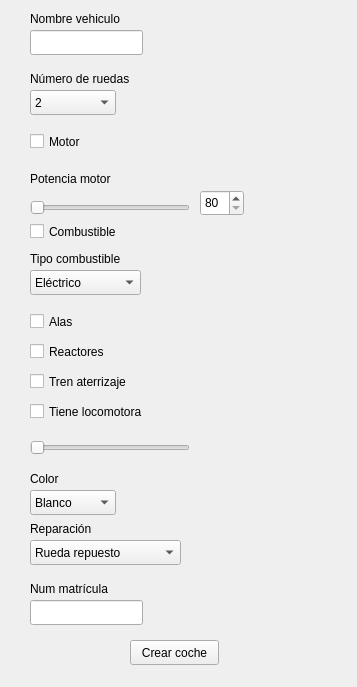
Qt form crearvehiculoui.ui (dcontt00/ac-practica2) before a commit.
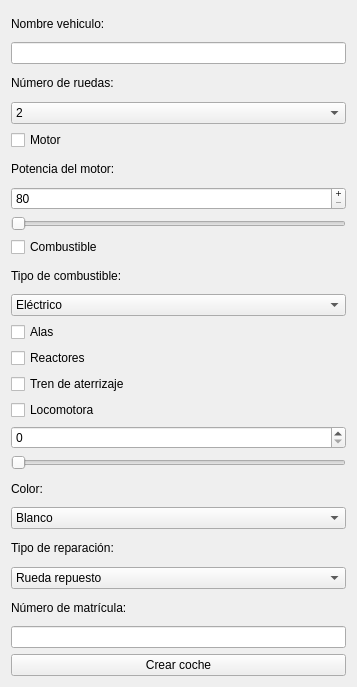
The same form after that commit.

Commit message: Modificada la estetica de la ventana de creación

Diff of the .ui file:
```diff
--- a/crearvehiculoui.ui
+++ b/crearvehiculoui.ui
@@ -13,99 +13,26 @@
   <property name="windowTitle">
    <string>Form</string>
   </property>
-  <widget class="QSlider" name="horizontalSliderMotor">
-   <property name="geometry">
-    <rect>
-     <x>30</x>
-     <y>200</y>
-     <width>160</width>
-     <height>16</height>
-    </rect>
-   </property>
-   <property name="minimum">
-    <number>80</number>
-   </property>
-   <property name="maximum">
-    <number>450</number>
-   </property>
-   <property name="orientation">
-    <enum>Qt::Horizontal</enum>
-   </property>
-  </widget>
-  <widget class="QSpinBox" name="spinBoxMotor">
-   <property name="geometry">
-    <rect>
-     <x>200</x>
-     <y>190</y>
-     <width>44</width>
-     <height>26</height>
-    </rect>
-   </property>
-   <property name="minimum">
-    <number>80</number>
-   </property>
-   <property name="maximum">
-    <number>450</number>
-   </property>
-  </widget>
-  <widget class="QLabel" name="labelMotor">
-   <property name="geometry">
-    <rect>
-     <x>30</x>
-     <y>170</y>
-     <width>111</width>
-     <height>17</height>
-    </rect>
-   </property>
-   <property name="text">
-    <string>Potencia motor</string>
-   </property>
-  </widget>
+  <layout class="QVBoxLayout" name="verticalLayout">
+   <item>
   <widget class="QLabel" name="labelNombre">
-   <property name="geometry">
-    <rect>
-     <x>30</x>
-     <y>10</y>
-     <width>121</width>
-     <height>17</height>
-    </rect>
-   </property>
    <property name="text">
-    <string>Nombre vehiculo</string>
-   </property>
-  </widget>
-  <widget class="QLineEdit" name="lineEditNombre">
-   <property name="geometry">
-    <rect>
-     <x>30</x>
-     <y>30</y>
-     <width>113</width>
-     <height>25</height>
-    </rect>
-   </property>
-  </widget>
+      <string>Nombre vehiculo:</string>
+     </property>
+    </widget>
+   </item>
+   <item>
+    <widget class="QLineEdit" name="lineEditNombre"/>
+   </item>
+   <item>
   <widget class="QLabel" name="labelRuedas">
-   <property name="geometry">
-    <rect>
-     <x>30</x>
-     <y>70</y>
-     <width>131</width>
-     <height>17</height>
-    </rect>
-   </property>
    <property name="text">
-    <string>Número de ruedas</string>
-   </property>
-  </widget>
+      <string>Número de ruedas:</string>
+     </property>
+    </widget>
+   </item>
+   <item>
   <widget class="QComboBox" name="comboBoxRuedas">
-   <property name="geometry">
-    <rect>
-     <x>30</x>
-     <y>90</y>
-     <width>86</width>
-     <height>25</height>
-    </rect>
-   </property>
    <item>
     <property name="text">
      <string>2</string>
@@ -132,41 +59,63 @@
     </property>
    </item>
   </widget>
+   </item>
+   <item>
   <widget class="QCheckBox" name="checkBoxMotor">
-   <property name="geometry">
-    <rect>
-     <x>30</x>
-     <y>130</y>
-     <width>92</width>
-     <height>23</height>
-    </rect>
-   </property>
    <property name="text">
     <string>Motor</string>
    </property>
   </widget>
+   </item>
+   <item>
+    <widget class="QLabel" name="labelMotor">
+     <property name="text">
+      <string>Potencia del motor:</string>
+     </property>
+    </widget>
+   </item>
+   <item>
+    <widget class="QSpinBox" name="spinBoxMotor">
+     <property name="buttonSymbols">
+      <enum>QAbstractSpinBox::PlusMinus</enum>
+     </property>
+     <property name="minimum">
+      <number>80</number>
+     </property>
+     <property name="maximum">
+      <number>450</number>
+     </property>
+    </widget>
+   </item>
+   <item>
+    <widget class="QSlider" name="horizontalSliderMotor">
+     <property name="minimum">
+      <number>80</number>
+     </property>
+     <property name="maximum">
+      <number>450</number>
+     </property>
+     <property name="orientation">
+      <enum>Qt::Horizontal</enum>
+     </property>
+    </widget>
+   </item>
+   <item>
   <widget class="QCheckBox" name="checkBoxCombustible">
-   <property name="geometry">
-    <rect>
-     <x>30</x>
-     <y>220</y>
-     <width>111</width>
-     <height>23</height>
-    </rect>
-   </property>
    <property name="text">
     <string>Combustible</string>
    </property>
   </widget>
+   </item>
+   <item>
+    <widget class="QLabel" name="labelCombustible">
+     <property name="text">
+      <string>Tipo de combustible:</string>
+     </property>
+    </widget>
+   </item>
+   <item>
   <widget class="QComboBox" name="comboBoxCombustible">
-   <property name="geometry">
-    <rect>
-     <x>30</x>
-     <y>270</y>
-     <width>111</width>
-     <height>25</height>
-    </rect>
-   </property>
    <item>
     <property name="text">
      <string>Eléctrico</string>
@@ -193,41 +142,60 @@
     </property>
    </item>
   </widget>
-  <widget class="QLabel" name="labelCombustible">
-   <property name="geometry">
-    <rect>
-     <x>30</x>
-     <y>250</y>
-     <width>121</width>
-     <height>17</height>
-    </rect>
-   </property>
+   </item>
+   <item>
+    <widget class="QCheckBox" name="checkBoxAlas">
+     <property name="text">
+      <string>Alas</string>
+     </property>
+    </widget>
+   </item>
+   <item>
+    <widget class="QCheckBox" name="checkBoxReactores">
    <property name="text">
-    <string>Tipo combustible</string>
-   </property>
-  </widget>
+      <string>Reactores</string>
+     </property>
+    </widget>
+   </item>
+   <item>
+    <widget class="QCheckBox" name="checkBoxTrenAterrizaje">
+     <property name="text">
+      <string>Tren de aterrizaje</string>
+     </property>
+    </widget>
+   </item>
+   <item>
+    <widget class="QCheckBox" name="checkBoxLocomotora">
+     <property name="text">
+      <string>Locomotora</string>
+     </property>
+    </widget>
+   </item>
+   <item>
+    <widget class="QSpinBox" name="spinBox"/>
+   </item>
+   <item>
+    <widget class="QSlider" name="horizontalSliderVagones">
+     <property name="minimum">
+      <number>5</number>
+     </property>
+     <property name="maximum">
+      <number>20</number>
+     </property>
+     <property name="orientation">
+      <enum>Qt::Horizontal</enum>
+     </property>
+    </widget>
+   </item>
+   <item>
   <widget class="QLabel" name="labelColor">
-   <property name="geometry">
-    <rect>
-     <x>30</x>
-     <y>470</y>
-     <width>67</width>
-     <height>17</height>
-    </rect>
-   </property>
    <property name="text">
-    <string>Color</string>
-   </property>
-  </widget>
+      <string>Color:</string>
+     </property>
+    </widget>
+   </item>
+   <item>
   <widget class="QComboBox" name="comboBoxColor">
-   <property name="geometry">
-    <rect>
-     <x>30</x>
-     <y>490</y>
-     <width>86</width>
-     <height>25</height>
-    </rect>
-   </property>
    <item>
     <property name="text">
      <string>Blanco</string>
@@ -259,28 +227,16 @@
     </property>
    </item>
   </widget>
+   </item>
+   <item>
   <widget class="QLabel" name="labelReparacion">
-   <property name="geometry">
-    <rect>
-     <x>30</x>
-     <y>520</y>
-     <width>101</width>
-     <height>17</height>
-    </rect>
-   </property>
    <property name="text">
-    <string>Reparación</string>
-   </property>
-  </widget>
+      <string>Tipo de reparación:</string>
+     </property>
+    </widget>
+   </item>
+   <item>
   <widget class="QComboBox" name="comboBoxReparacion">
-   <property name="geometry">
-    <rect>
-     <x>30</x>
-     <y>540</y>
-     <width>151</width>
-     <height>25</height>
-    </rect>
-   </property>
    <item>
     <property name="text">
      <string>Rueda repuesto</string>
@@ -292,116 +248,29 @@
     </property>
    </item>
   </widget>
+   </item>
+   <item>
   <widget class="QLabel" name="labelMatricula">
-   <property name="geometry">
-    <rect>
-     <x>30</x>
-     <y>580</y>
-     <width>101</width>
-     <height>17</height>
-    </rect>
-   </property>
    <property name="text">
-    <string>Num matrícula</string>
-   </property>
-  </widget>
-  <widget class="QPushButton" name="pushButtonCrearCoche">
-   <property name="geometry">
-    <rect>
-     <x>130</x>
-     <y>640</y>
-     <width>89</width>
-     <height>25</height>
-    </rect>
-   </property>
-   <property name="text">
-    <string>Crear coche</string>
-   </property>
-  </widget>
+      <string>Número de matrícula:</string>
+     </property>
+    </widget>
+   </item>
+   <item>
   <widget class="QLineEdit" name="lineEditMatricula">
-   <property name="geometry">
-    <rect>
-     <x>30</x>
-     <y>600</y>
-     <width>113</width>
-     <height>25</height>
-    </rect>
-   </property>
    <property name="readOnly">
     <bool>true</bool>
    </property>
   </widget>
-  <widget class="QCheckBox" name="checkBoxAlas">
-   <property name="geometry">
-    <rect>
-     <x>30</x>
-     <y>310</y>
-     <width>92</width>
-     <height>23</height>
-    </rect>
-   </property>
+   </item>
+   <item>
+    <widget class="QPushButton" name="pushButtonCrearCoche">
    <property name="text">
-    <string>Alas</string>
-   </property>
-  </widget>
-  <widget class="QCheckBox" name="checkBoxReactores">
-   <property name="geometry">
-    <rect>
-     <x>30</x>
-     <y>340</y>
-     <width>92</width>
-     <height>23</height>
-    </rect>
-   </property>
-   <property name="text">
-    <string>Reactores</string>
-   </property>
-  </widget>
-  <widget class="QCheckBox" name="checkBoxTrenAterrizaje">
-   <property name="geometry">
-    <rect>
-     <x>30</x>
-     <y>370</y>
-     <width>121</width>
-     <height>23</height>
-    </rect>
-   </property>
-   <property name="text">
-    <string>Tren aterrizaje</string>
-   </property>
-  </widget>
-  <widget class="QCheckBox" name="checkBoxLocomotora">
-   <property name="geometry">
-    <rect>
-     <x>30</x>
-     <y>400</y>
-     <width>131</width>
-     <height>23</height>
-    </rect>
-   </property>
-   <property name="text">
-    <string>Tiene locomotora</string>
-   </property>
-  </widget>
-  <widget class="QSlider" name="horizontalSliderVagones">
-   <property name="geometry">
-    <rect>
-     <x>30</x>
-     <y>440</y>
-     <width>160</width>
-     <height>16</height>
-    </rect>
-   </property>
-   <property name="minimum">
-    <number>5</number>
-   </property>
-   <property name="maximum">
-    <number>20</number>
-   </property>
-   <property name="orientation">
-    <enum>Qt::Horizontal</enum>
-   </property>
-  </widget>
+      <string>Crear coche</string>
+     </property>
+    </widget>
+   </item>
+  </layout>
  </widget>
  <resources/>
  <connections/>
```
Lines whose indentation alone changed are shown as unchanged.
